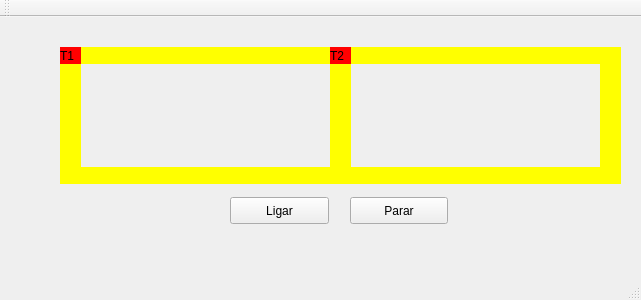
Before: the Qt Designer form mainwindow.ui in pablodeyvid11/so-trens, drawn with Qt 5.
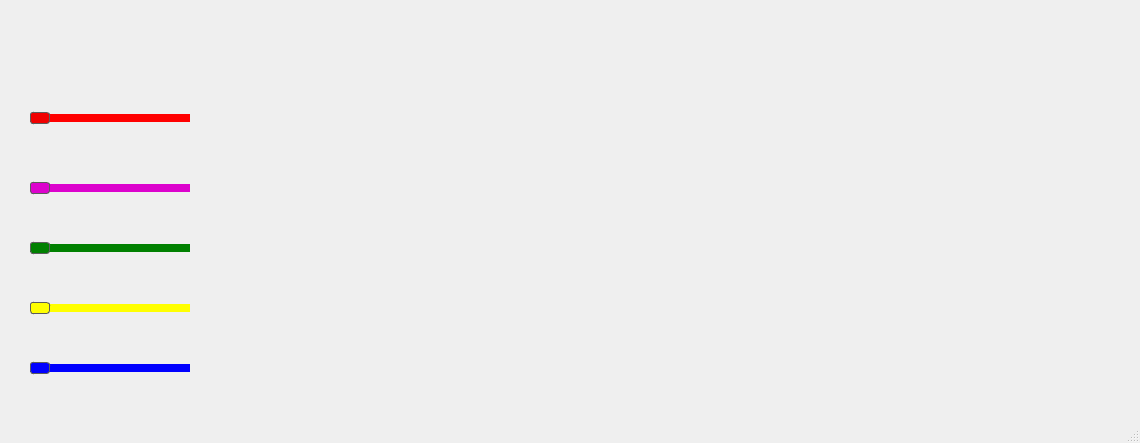
After: the same form once the commit is applied. Icons and pictures are not drawn.

Diff of the .ui file:
```diff
--- a/mainwindow.ui
+++ b/mainwindow.ui
@@ -6,41 +6,44 @@
    <rect>
     <x>0</x>
     <y>0</y>
-    <width>641</width>
-    <height>300</height>
+    <width>1140</width>
+    <height>443</height>
    </rect>
   </property>
   <property name="windowTitle">
-   <string>MainWindow</string>
+   <string>Pablo Paiva - Sistemas Operacionais</string>
+  </property>
+  <property name="styleSheet">
+   <string notr="true"/>
   </property>
   <widget class="QWidget" name="centralWidget">
    <widget class="QLabel" name="label_trem1">
     <property name="geometry">
      <rect>
-      <x>60</x>
-      <y>30</y>
-      <width>21</width>
-      <height>17</height>
+      <x>390</x>
+      <y>60</y>
+      <width>35</width>
+      <height>35</height>
      </rect>
     </property>
     <property name="styleSheet">
-     <string notr="true">QLabel { background: red}</string>
+     <string notr="true">background-image: url(:/T1.png);</string>
     </property>
     <property name="text">
-     <string>T1</string>
+     <string/>
     </property>
    </widget>
    <widget class="QLabel" name="label_trilho1">
     <property name="geometry">
      <rect>
-      <x>80</x>
-      <y>30</y>
-      <width>250</width>
-      <height>17</height>
+      <x>660</x>
+      <y>60</y>
+      <width>35</width>
+      <height>35</height>
      </rect>
     </property>
     <property name="styleSheet">
-     <string notr="true">QLabel { background: yellow}</string>
+     <string notr="true">background-image: url(:/T2.png);</string>
     </property>
     <property name="text">
      <string/>
@@ -49,14 +52,14 @@
    <widget class="QLabel" name="label_trilho2">
     <property name="geometry">
      <rect>
-      <x>80</x>
-      <y>150</y>
-      <width>250</width>
-      <height>17</height>
+      <x>520</x>
+      <y>200</y>
+      <width>31</width>
+      <height>31</height>
      </rect>
     </property>
     <property name="styleSheet">
-     <string notr="true">QLabel { background: yellow}</string>
+     <string notr="true">background-image: url(:/T4.png);</string>
     </property>
     <property name="text">
      <string/>
@@ -65,14 +68,14 @@
    <widget class="QLabel" name="label_trilho3">
     <property name="geometry">
      <rect>
-      <x>330</x>
-      <y>30</y>
-      <width>21</width>
-      <height>137</height>
+      <x>250</x>
+      <y>200</y>
+      <width>31</width>
+      <height>31</height>
      </rect>
     </property>
     <property name="styleSheet">
-     <string notr="true">QLabel { background: yellow}</string>
+     <string notr="true">background-image: url(:/T3.png);</string>
     </property>
     <property name="text">
      <string/>
@@ -81,107 +84,173 @@
    <widget class="QLabel" name="label_trilho4">
     <property name="geometry">
      <rect>
-      <x>60</x>
-      <y>30</y>
-      <width>21</width>
-      <height>137</height>
+      <x>800</x>
+      <y>200</y>
+      <width>31</width>
+      <height>31</height>
      </rect>
     </property>
     <property name="styleSheet">
-     <string notr="true">QLabel { background: yellow}</string>
+     <string notr="true">background-image: url(:/T5.png);</string>
     </property>
     <property name="text">
      <string/>
     </property>
    </widget>
-   <widget class="QPushButton" name="pushButton">
+   <widget class="QLabel" name="label">
     <property name="geometry">
      <rect>
-      <x>230</x>
-      <y>180</y>
-      <width>99</width>
-      <height>27</height>
+      <x>0</x>
+      <y>0</y>
+      <width>1141</width>
+      <height>401</height>
      </rect>
     </property>
+    <property name="styleSheet">
+     <string notr="true">background-image: url(:/background.png);</string>
+    </property>
     <property name="text">
-     <string>Ligar</string>
+     <string/>
     </property>
    </widget>
-   <widget class="QPushButton" name="pushButton_2">
+   <widget class="QSlider" name="sliderT1">
     <property name="geometry">
      <rect>
-      <x>350</x>
-      <y>180</y>
-      <width>98</width>
-      <height>27</height>
+      <x>30</x>
+      <y>110</y>
+      <width>160</width>
+      <height>16</height>
      </rect>
     </property>
-    <property name="text">
-     <string>Parar</string>
+    <property name="styleSheet">
+     <string notr="true">QSlider::groove:horizontal {
+    border: 1px solid #0000;
+    height: 8px;
+    background: red;
+    margin: 2px 0;
+}
+QSlider::handle:horizontal {
+    background:  rgb(240, 0, 0);
+    border: 1px solid #5c5c5c;
+    width: 18px;
+    margin: -2px 0;
+    border-radius: 3px;
+}</string>
     </property>
+    <property name="orientation">
+     <enum>Qt::Horizontal</enum>
+    </property>
    </widget>
-   <widget class="QLabel" name="label_trilho4_2">
+   <widget class="QSlider" name="sliderT2">
     <property name="geometry">
      <rect>
-      <x>600</x>
-      <y>30</y>
-      <width>21</width>
-      <height>137</height>
+      <x>30</x>
+      <y>180</y>
+      <width>160</width>
+      <height>16</height>
      </rect>
     </property>
     <property name="styleSheet">
-     <string notr="true">QLabel { background: yellow}</string>
+     <string notr="true">QSlider::groove:horizontal {
+    border: 1px solid #0000;
+    height: 8px;
+    background: rgb(220, 3, 205);
+    margin: 2px 0;
+}
+QSlider::handle:horizontal {
+    background:  rgb(220, 3, 205);
+    border: 1px solid #5c5c5c;
+    width: 18px;
+    margin: -2px 0;
+    border-radius: 3px;
+}</string>
     </property>
-    <property name="text">
-     <string/>
+    <property name="orientation">
+     <enum>Qt::Horizontal</enum>
     </property>
    </widget>
-   <widget class="QLabel" name="label_trilho1_2">
+   <widget class="QSlider" name="sliderT3">
     <property name="geometry">
      <rect>
-      <x>350</x>
-      <y>30</y>
-      <width>250</width>
-      <height>17</height>
+      <x>30</x>
+      <y>240</y>
+      <width>160</width>
+      <height>16</height>
      </rect>
     </property>
     <property name="styleSheet">
-     <string notr="true">QLabel { background: yellow}</string>
+     <string notr="true">QSlider::groove:horizontal {
+    border: 1px solid #0000;
+    height: 8px;
+    background: green;
+    margin: 2px 0;
+}
+QSlider::handle:horizontal {
+    background:  green;
+    border: 1px solid #5c5c5c;
+    width: 18px;
+    margin: -2px 0;
+    border-radius: 3px;
+}</string>
     </property>
-    <property name="text">
-     <string/>
+    <property name="orientation">
+     <enum>Qt::Horizontal</enum>
     </property>
    </widget>
-   <widget class="QLabel" name="label_trilho2_2">
+   <widget class="QSlider" name="sliderT5">
     <property name="geometry">
      <rect>
-      <x>350</x>
-      <y>150</y>
-      <width>250</width>
-      <height>17</height>
+      <x>30</x>
+      <y>360</y>
+      <width>160</width>
+      <height>16</height>
      </rect>
     </property>
     <property name="styleSheet">
-     <string notr="true">QLabel { background: yellow}</string>
+     <string notr="true">QSlider::groove:horizontal {
+    border: 1px solid #0000;
+    height: 8px;
+    background: blue;
+    margin: 2px 0;
+}
+QSlider::handle:horizontal {
+    background: blue;
+    border: 1px solid #5c5c5c;
+    width: 18px;
+    margin: -2px 0;
+    border-radius: 3px;
+}</string>
     </property>
-    <property name="text">
-     <string/>
+    <property name="orientation">
+     <enum>Qt::Horizontal</enum>
     </property>
    </widget>
-   <widget class="QLabel" name="label_trem2">
+   <widget class="QSlider" name="sliderT4">
     <property name="geometry">
      <rect>
-      <x>330</x>
-      <y>30</y>
-      <width>21</width>
-      <height>17</height>
+      <x>30</x>
+      <y>300</y>
+      <width>160</width>
+      <height>16</height>
      </rect>
     </property>
     <property name="styleSheet">
-     <string notr="true">QLabel { background: red}</string>
+     <string notr="true">QSlider::groove:horizontal {
+    border: 1px solid #0000;
+    height: 8px;
+    background: yellow;
+    margin: 2px 0;
+}
+QSlider::handle:horizontal {
+    background:  yellow;
+    border: 1px solid #5c5c5c;
+    width: 18px;
+    margin: -2px 0;
+    border-radius: 3px;
+}</string>
     </property>
-    <property name="text">
-     <string>T2</string>
+    <property name="orientation">
+     <enum>Qt::Horizontal</enum>
     </property>
    </widget>
    <zorder>label_trilho1</zorder>
@@ -206,14 +275,6 @@
     </rect>
    </property>
   </widget>
-  <widget class="QToolBar" name="mainToolBar">
-   <attribute name="toolBarArea">
-    <enum>TopToolBarArea</enum>
-   </attribute>
-   <attribute name="toolBarBreak">
-    <bool>false</bool>
-   </attribute>
-  </widget>
   <widget class="QStatusBar" name="statusBar"/>
  </widget>
  <layoutdefault spacing="6" margin="11"/>
```
Left out of the diff: 36 changed lines with no effect on the pictures.
